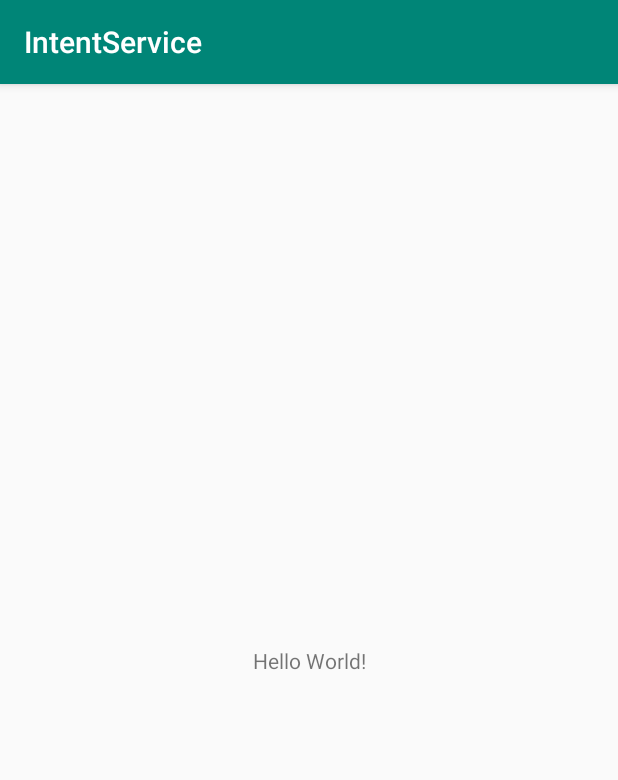
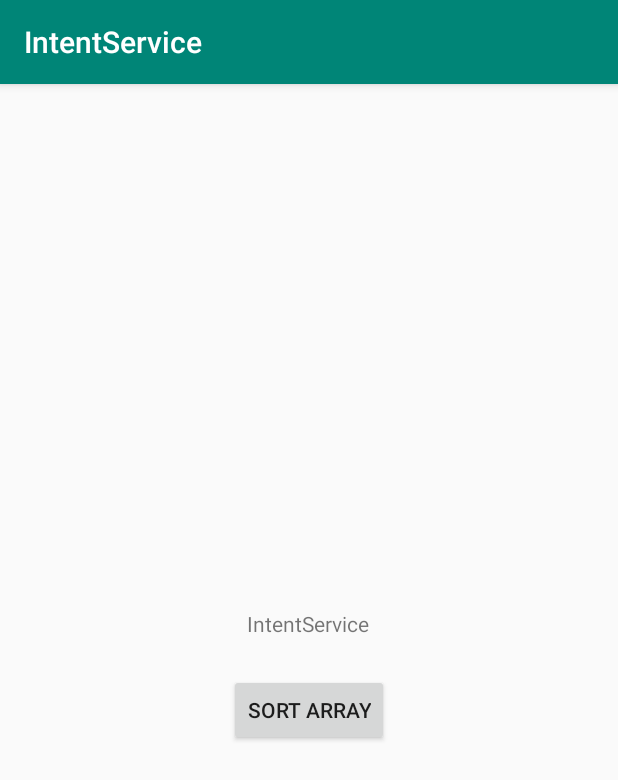
Before and after one commit to palygam/IntentService, an Android app: the screen it shows after launch (MainActivity), on a phone screen of 412 x 824 dp. Shown: the top 780 px of the screen. Run offline under Robolectric (Android 15) with nearby library versions, the phone set to English and light mode, and no system bars.

Commit message:
first commit to develop

```diff
--- a/app/src/main/AndroidManifest.xml
+++ b/app/src/main/AndroidManifest.xml
@@ -9,6 +9,10 @@
         android:roundIcon="@mipmap/ic_launcher_round"
         android:supportsRtl="true"
         android:theme="@style/AppTheme">
+        <service
+            android:name=".IntentService"
+            android:exported="false"></service>
+
         <activity android:name=".MainActivity">
             <intent-filter>
                 <action android:name="android.intent.action.MAIN" />
--- a/app/src/main/java/com/example/intentservice/MainActivity.java
+++ b/app/src/main/java/com/example/intentservice/MainActivity.java
@@ -2,13 +2,60 @@ package com.example.intentservice;
 
 import androidx.appcompat.app.AppCompatActivity;
 
+import android.content.Intent;
 import android.os.Bundle;
+import android.util.Log;
+import android.view.View;
+import android.widget.Button;
 
 public class MainActivity extends AppCompatActivity {
+    private final static String TAG = "MainActivity";
+    private Button sortButton;
 
     @Override
     protected void onCreate(Bundle savedInstanceState) {
         super.onCreate(savedInstanceState);
+        Log.d(TAG,"onCreate called");
         setContentView(R.layout.activity_main);
+
+        sortButton = (Button)findViewById(R.id.sort_button);
+        sortButton.setOnClickListener(new View.OnClickListener() {
+            @Override
+            public void onClick(View v) {
+// start Service
+                Intent intent = new Intent(MainActivity.this, IntentService.class);
+                startService(intent);
+            }
+        });
+    }
+
+    @Override
+    protected void onStart() {
+        super.onStart();
+        Log.d(TAG, "onStart called");
+    }
+
+    @Override
+    protected void onStop() {
+        super.onStop();
+        Log.d(TAG, "onStop called");
+    }
+
+    @Override
+    protected void onDestroy() {
+        super.onDestroy();
+        Log.d(TAG, "onDestroy called");
+    }
+
+    @Override
+    protected void onPause() {
+        super.onPause();
+        Log.d(TAG, "onPause called");
+    }
+
+    @Override
+    protected void onResume() {
+        super.onResume();
+        Log.d(TAG, "onResume called");
     }
 }
--- a/app/src/main/res/layout/activity_main.xml
+++ b/app/src/main/res/layout/activity_main.xml
@@ -1,18 +1,31 @@
 <?xml version="1.0" encoding="utf-8"?>
-<androidx.constraintlayout.widget.ConstraintLayout xmlns:android="http://schemas.android.com/apk/res/android"
-    xmlns:app="http://schemas.android.com/apk/res-auto"
-    xmlns:tools="http://schemas.android.com/tools"
+<LinearLayout xmlns:android="http://schemas.android.com/apk/res/android"
     android:layout_width="match_parent"
     android:layout_height="match_parent"
-    tools:context=".MainActivity">
+    android:gravity="center"
+    android:orientation="vertical" >
 
     <TextView
+        android:id="@+id/app_name"
         android:layout_width="wrap_content"
         android:layout_height="wrap_content"
-        android:text="Hello World!"
-        app:layout_constraintBottom_toBottomOf="parent"
-        app:layout_constraintLeft_toLeftOf="parent"
-        app:layout_constraintRight_toRightOf="parent"
-        app:layout_constraintTop_toTopOf="parent" />
+        android:gravity="center"
+        android:padding="24dp"
+        android:text="@string/app_name"
+        />
 
-</androidx.constraintlayout.widget.ConstraintLayout>
+    <LinearLayout
+        android:layout_width="wrap_content"
+        android:layout_height="wrap_content"
+        android:orientation="horizontal">
+
+        <Button
+            android:id="@+id/sort_button"
+            android:layout_width="wrap_content"
+            android:layout_height="wrap_content"
+            android:text="@string/sort_button"
+            />
+
+    </LinearLayout>
+
+</LinearLayout>
--- a/app/src/main/res/values/strings.xml
+++ b/app/src/main/res/values/strings.xml
@@ -1,3 +1,4 @@
 <resources>
     <string name="app_name">IntentService</string>
+    <string name="sort_button">Sort Array</string>
 </resources>
```
Also changed, not shown: app/src/main/java/com/example/intentservice/IntentService.java (added, +45 -0 lines).
